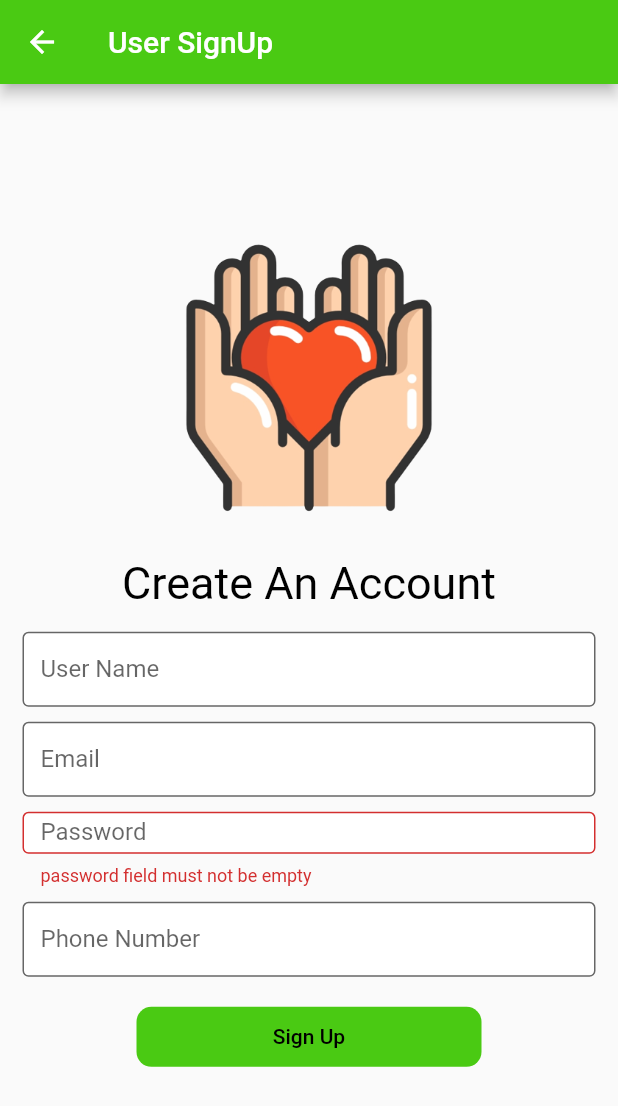
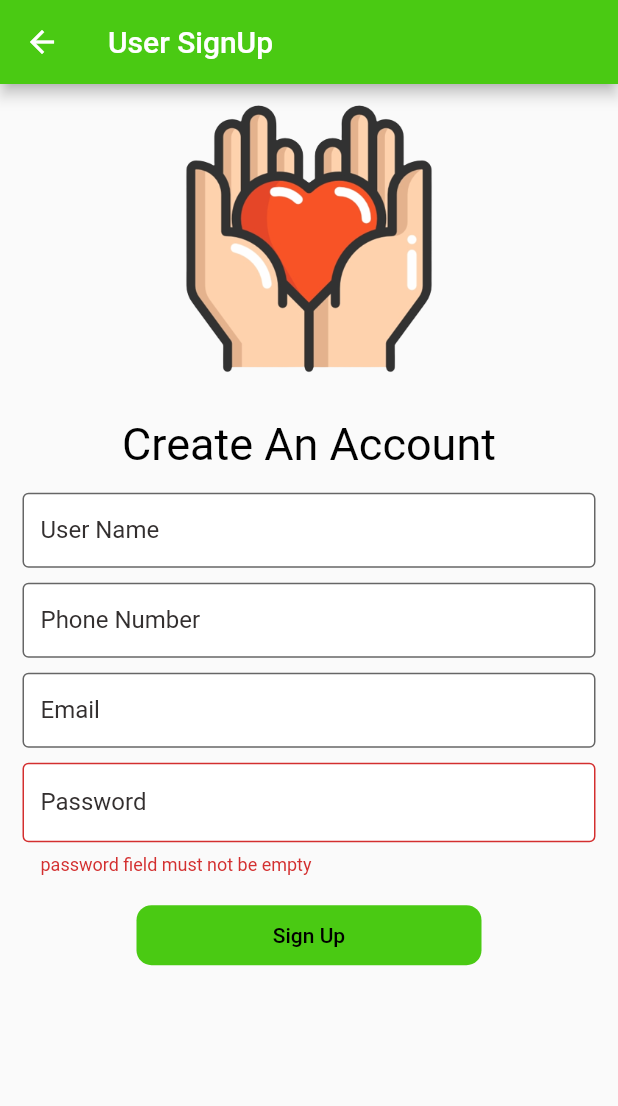
Before and after one commit to abu3athab/amal, a Flutter app: the SignUp screen opened directly, on a phone screen of 412 x 824 dp. Shown: the top 1106 px of the screen. Run offline on Flutter 3.47's test engine with Material 2 defaults, Android fonts, the phone set to English and light mode, and no system bars; missing offline and left inert: dart:ffi.

Commit message:
change sign up page for user

```diff
--- a/lib/log in/loginEmail.dart
+++ b/lib/log in/loginEmail.dart
@@ -17,7 +17,7 @@ class LogInEmail extends StatelessWidget {
               borderSide: BorderSide(width: 3),
               borderRadius: BorderRadius.circular(10),
             ),
-            labelText: "email",
+            labelText: "Email",
             labelStyle: TextStyle(
                 color: labelTextNode.hasFocus
                     ? Colors.green
--- a/lib/log in/loginPassword.dart
+++ b/lib/log in/loginPassword.dart
@@ -23,7 +23,7 @@ class LogInPasswordChild extends State<LogInPassword> {
           decoration: InputDecoration(
               filled: true,
               fillColor: Colors.white,
-              labelText: "password",
+              labelText: "Password",
               labelStyle: TextStyle(
                   color: labelTextNode.hasFocus
                       ? Colors.black
--- a/lib/sign up/signUp.dart
+++ b/lib/sign up/signUp.dart
@@ -17,7 +17,9 @@ class SignUpChild extends State<SignUp> {
         title: Text("User SignUp"),
         backgroundColor: logoColor,
       ),
-      body: Container(
+      body: Column(
+        children: [
+          Container(
             // // constraints: BoxConstraints.expand(),
             // // padding: const EdgeInsets.all(17.0),
             // child: Column(
@@ -30,6 +32,8 @@ class SignUpChild extends State<SignUp> {
             child: SignUpTextBox(),
             // ],
           ),
+        ],
+      ),
     ); //);
   }
 }
--- a/lib/sign up/signUpTextBoxes.dart
+++ b/lib/sign up/signUpTextBoxes.dart
@@ -88,7 +88,28 @@ class _SignUpTextBoxChild extends State<SignUpTextBox> {
                             fillColor: Colors.white,
                             labelText: "User Name",
                             border: OutlineInputBorder(),
+                            labelStyle: TextStyle(
+                                color: Color.fromARGB(255, 51, 47, 47)),
+                            focusedBorder: OutlineInputBorder(
+                                borderSide: BorderSide(color: logoColor))),
                       ),
+                    ),
+                    const SizedBox(
+                      height: 10,
+                    ),
+                    SizedBox(
+                      height: 50,
+                      child: TextField(
+                        controller: phoneNumberController,
+                        decoration: const InputDecoration(
+                            filled: true,
+                            fillColor: Colors.white,
+                            labelText: "Phone Number",
+                            labelStyle: TextStyle(
+                                color: Color.fromARGB(255, 51, 47, 47)),
+                            border: OutlineInputBorder(),
+                            focusedBorder: OutlineInputBorder(
+                                borderSide: BorderSide(color: logoColor))),
                       ),
                     ),
                     const SizedBox(
@@ -102,39 +123,30 @@ class _SignUpTextBoxChild extends State<SignUpTextBox> {
                             filled: true,
                             fillColor: Colors.white,
                             labelText: "Email",
+                            labelStyle: TextStyle(
+                                color: Color.fromARGB(255, 51, 47, 47)),
                             border: OutlineInputBorder(),
-                        ),
+                            focusedBorder: OutlineInputBorder(
+                                borderSide: BorderSide(color: logoColor))),
                       ),
                     ),
                     const SizedBox(
                       height: 10,
                     ),
                     SizedBox(
-                      height: 50,
+                      height: 75,
                       child: TextField(
                         controller: passwordController,
                         decoration: InputDecoration(
                             filled: true,
                             fillColor: Colors.white,
                             labelText: "Password",
+                            labelStyle: TextStyle(
+                                color: Color.fromARGB(255, 51, 47, 47)),
                             errorText: errorText,
                             border: OutlineInputBorder(),
-                        ),
-                      ),
-                    ),
-                    const SizedBox(
-                      height: 10,
-                    ),
-                    SizedBox(
-                      height: 50,
-                      child: TextField(
-                        controller: phoneNumberController,
-                        decoration: const InputDecoration(
-                          filled: true,
-                          fillColor: Colors.white,
-                          labelText: "Phone Number",
-                          border: OutlineInputBorder(),
-                        ),
+                            focusedBorder: OutlineInputBorder(
+                                borderSide: BorderSide(color: logoColor))),
                       ),
                     ),
                     Container(
```
Lines whose indentation alone changed are shown as unchanged.
